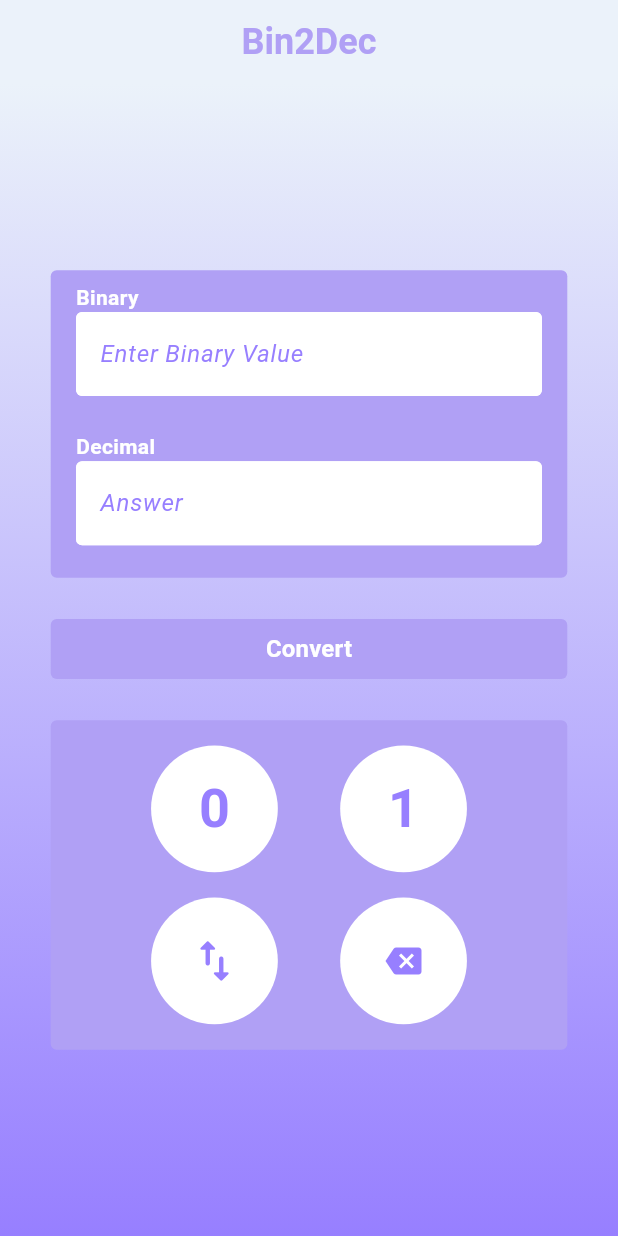
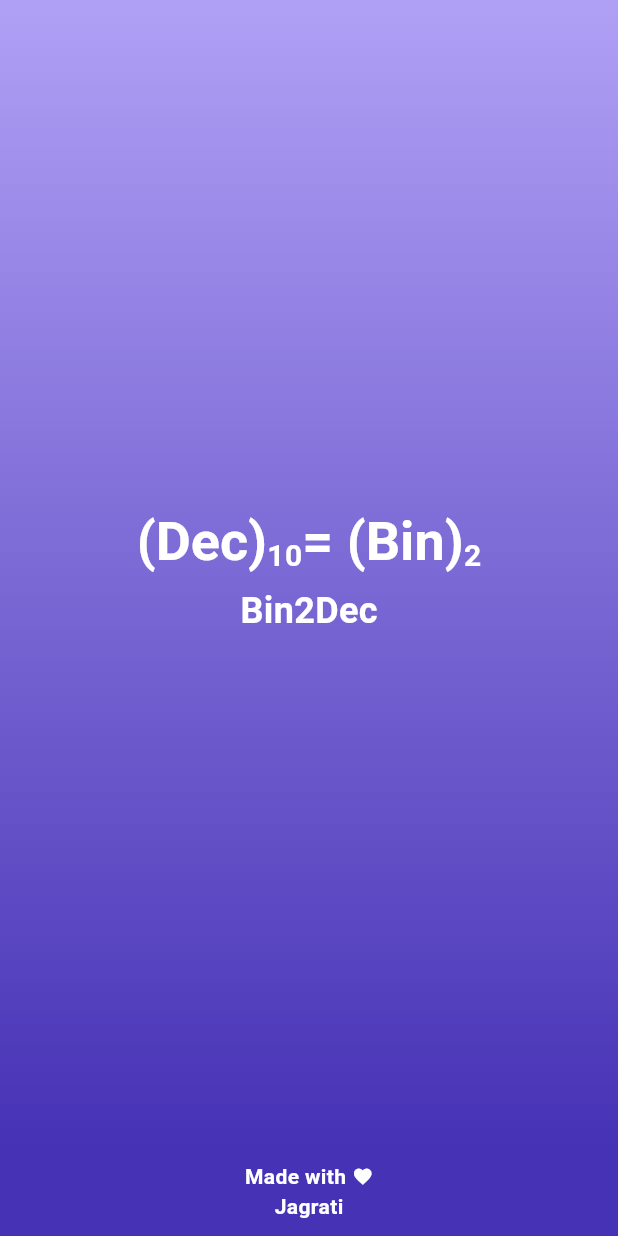
Before and after one commit to jagrati7305/binary-to-decimal-convertor, a Flutter app: the first screen one second after launch, on a phone screen of 412 x 824 dp. Run offline on Flutter 3.47's test engine with Material 3 defaults, Android fonts, the light colour scheme and no system bars.

Commit message:
Splash Screen UI Made

```diff
--- a/lib/main.dart
+++ b/lib/main.dart
@@ -1,5 +1,5 @@
 import 'package:bin2dec/constants/dimensions.dart';
-import 'package:bin2dec/screens/binary_to_decimal_screen.dart';
+import 'package:bin2dec/screens/splash_screen.dart';
 import 'package:flutter/material.dart';
 
 void main() {
@@ -18,7 +18,7 @@ class MyApp extends StatelessWidget {
     return MaterialApp(
       debugShowCheckedModeBanner: false,
       title: 'Bin2Dec',
-      home: BinaryToDecimalScreen(),
+      home: SplashScreen(),
     );
   }
 }
--- a/lib/screens/splash_screen.dart
+++ b/lib/screens/splash_screen.dart
@@ -0,0 +1,134 @@
+import 'dart:async';
+
+import 'package:bin2dec/constants/app_color.dart';
+import 'package:bin2dec/screens/binary_to_decimal_screen.dart';
+import 'package:flutter/material.dart';
+
+class SplashScreen extends StatefulWidget {
+  const SplashScreen({super.key});
+
+  @override
+  State<SplashScreen> createState() => _SplashScreenState();
+
+}
+
+class _SplashScreenState extends State<SplashScreen> {
+  @override
+  void initState(){
+    super.initState();
+
+    Timer(Duration(seconds: 2), (){
+      Navigator.pushReplacement(context
+      , MaterialPageRoute(builder: (context)=>BinaryToDecimalScreen())
+      );
+    });
+  }
+
+  @override
+  Widget build(BuildContext context) {
+    return Scaffold(
+      body: Container(
+        decoration: BoxDecoration(
+          gradient: LinearGradient(colors: [Color(0xFFB0A0F5),Color(0xFF4632B5)],begin: AlignmentGeometry.topCenter,end: AlignmentGeometry.bottomCenter)
+        ),
+        child:Center(
+          child: Column(
+            mainAxisAlignment: MainAxisAlignment.center,
+            children: [
+              RichText(
+                text: TextSpan(
+                  style: TextStyle(
+                    fontSize: 36,
+                    color: AppColor.white,
+                    fontWeight: FontWeight.bold
+                  ),
+                  children: [
+                    TextSpan(text: '(Dec)'),
+                    WidgetSpan(
+                      alignment: PlaceholderAlignment.baseline,
+                      baseline: TextBaseline.alphabetic,
+                      child: Transform.translate(
+                        offset: Offset(0, 4),
+                        child: Text(
+                          '10',
+                          style: TextStyle(
+                            fontSize: 20,
+                            color: AppColor.white,
+                            fontWeight: FontWeight.bold
+                          ),
+                          ),
+                          )
+                        ),
+                      TextSpan(text: '= (Bin)'),
+                      WidgetSpan(
+                      alignment: PlaceholderAlignment.baseline,
+                      baseline: TextBaseline.alphabetic,
+                      child: Transform.translate(
+                        offset: Offset(0, 4),
+                        child: Text(
+                          '2',
+                          style: TextStyle(
+                            fontSize: 20,
+                            color: AppColor.white,
+                            fontWeight: FontWeight.bold
+                          ),
+                          ),
+                          )
+                        ),
+                  ]
+              )
+              ),
+              SizedBox(
+                height: 8,
+              ),
+              Text(
+                'Bin2Dec',
+                style: TextStyle(
+                  color: AppColor.white,
+                  fontWeight: FontWeight.bold,
+                  fontSize: 24
+                ),
+              )
+            ],
+          ),
+        ),
+      ),
+      bottomNavigationBar: Container(
+        height: 60,
+        color: AppColor.darkPurple,
+        child: Column(
+              mainAxisAlignment: MainAxisAlignment.center,
+              children: [
+                Row(
+                  mainAxisAlignment: MainAxisAlignment.center,
+                  children: [
+                  Text(
+                    'Made with',
+                    style: TextStyle(
+                      color: AppColor.white,
+                      fontSize: 14,
+                      fontWeight: FontWeight.w700
+                    ),
+                  ),
+                  SizedBox(
+                    width: 4,
+                  ),
+                  Icon(
+                    Icons.favorite,
+                    color: AppColor.white,
+                    size: 14,)
+                ],),
+                Text(
+                  'Jagrati',
+                  style: TextStyle(
+                    color: AppColor.white,
+                    fontSize: 14,
+                    fontWeight: FontWeight.bold
+                  ),
+                )
+              ],
+            ),
+      ),
+    );
+  }
+}
```
